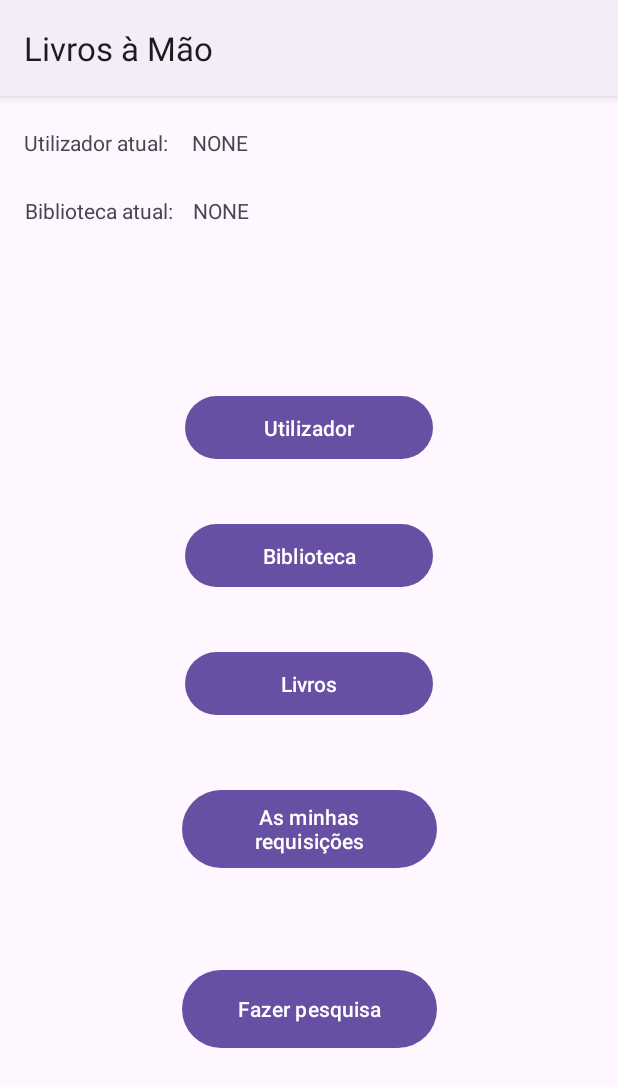
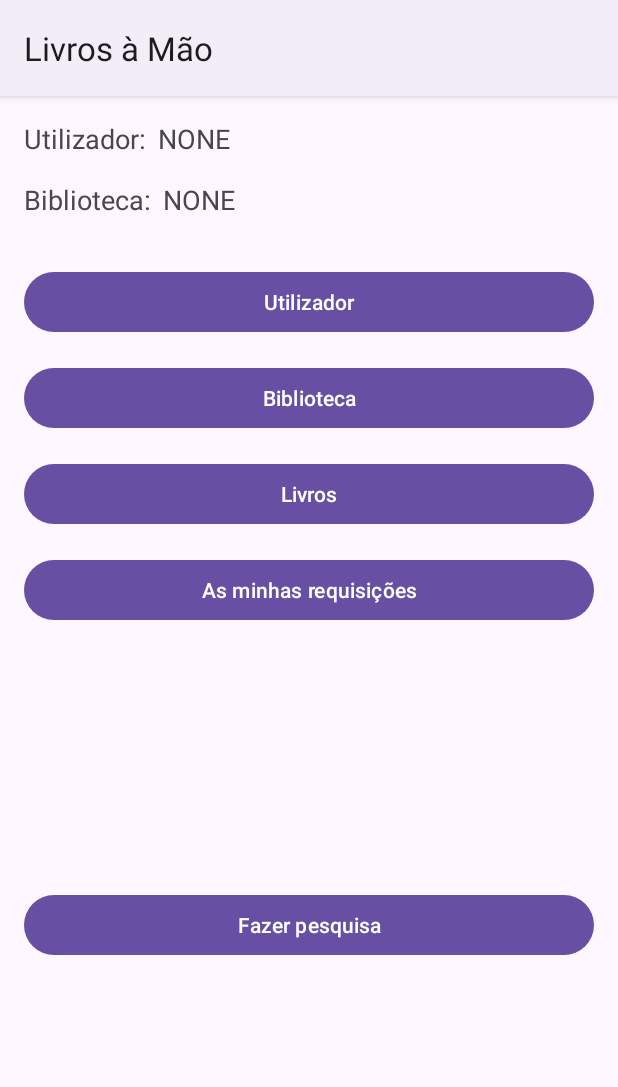
Before and after one commit to ricki0031/DSSMV_ProjectDroid_1211322_1221886, an Android app: the screen it shows after launch (MainActivity), on a phone screen of 412 x 824 dp. Shown: the top 1087 px of the screen. Run offline under Robolectric (Android 15) with nearby library versions, the phone set to English and light mode, and no system bars.

Commit message:
visual changes for all devices

```diff
--- a/app/src/main/res/layout/activity_main.xml
+++ b/app/src/main/res/layout/activity_main.xml
@@ -6,101 +6,114 @@
         android:layout_width="match_parent"
         android:layout_height="match_parent"
         tools:context=".MainActivity">
+
     <TextView
-            android:text="Utilizador atual:"
-            android:layout_width="112dp"
-            android:layout_height="30dp"
             android:id="@+id/textView"
+            android:layout_width="wrap_content"
+            android:layout_height="wrap_content"
+            android:layout_marginStart="16dp"
+            android:layout_marginTop="16dp"
+            android:text="Utilizador:"
+            android:textSize="18sp"
             app:layout_constraintStart_toStartOf="parent"
+            app:layout_constraintTop_toTopOf="parent"/>
+
+    <TextView
+            android:id="@+id/textView3"
+            android:layout_width="0dp"
+            android:layout_height="wrap_content"
+            android:layout_marginStart="8dp"
+            android:layout_marginEnd="16dp"
+            android:text="NONE"
+            android:textSize="18sp"
+            app:layout_constraintEnd_toEndOf="parent"
+            app:layout_constraintStart_toEndOf="@+id/textView"
+            app:layout_constraintTop_toTopOf="parent" android:layout_marginTop="16dp"
+            app:layout_constraintHorizontal_bias="0.0"/>
+    <TextView
+            android:id="@+id/textView4"
+            android:layout_width="wrap_content"
+            android:layout_height="wrap_content"
             android:layout_marginStart="16dp"
-            app:layout_constraintTop_toTopOf="parent"
-            android:layout_marginTop="21dp"/>
+            android:layout_marginTop="16dp"
+            android:text="Biblioteca:"
+            android:textSize="18sp"
+            app:layout_constraintStart_toStartOf="parent"
+            app:layout_constraintTop_toBottomOf="@+id/textView"/>
+
     <TextView
+            android:id="@+id/textView5"
+            android:layout_width="0dp"
+            android:layout_height="wrap_content"
+            android:layout_marginStart="8dp"
+            android:layout_marginEnd="16dp"
             android:text="NONE"
-            android:layout_width="244dp"
-            android:layout_height="30dp"
-            android:id="@+id/textView3"
-            app:layout_constraintStart_toEndOf="@+id/textView"
+            android:textSize="18sp"
             app:layout_constraintEnd_toEndOf="parent"
-            android:layout_marginEnd="40dp"
-            app:layout_constraintTop_toTopOf="parent"
-            android:layout_marginTop="21dp"/>
-    <TextView
-            android:text="Biblioteca atual:"
-            android:layout_width="112dp"
-            android:layout_height="30dp"
-            android:id="@+id/textView4"
+            app:layout_constraintStart_toEndOf="@+id/textView4"
+            app:layout_constraintTop_toBottomOf="@+id/textView3" android:layout_marginTop="16dp"
+            app:layout_constraintHorizontal_bias="1.0"/>
+    <Button
+            android:id="@+id/button4"
+            android:layout_width="0dp"
+            android:layout_height="wrap_content"
+            android:layout_marginStart="16dp"
+            android:layout_marginEnd="16dp"
+            android:layout_marginTop="32dp"
+            android:text="Utilizador"
+            app:layout_constraintEnd_toEndOf="parent"
             app:layout_constraintStart_toStartOf="parent"
+            app:layout_constraintTop_toBottomOf="@+id/textView5" />
+
+    <Button
+            android:id="@+id/button2"
+            android:layout_width="0dp"
+            android:layout_height="wrap_content"
             android:layout_marginStart="16dp"
-            app:layout_constraintEnd_toStartOf="@+id/textView5"
-            android:layout_marginTop="15dp"
-            app:layout_constraintTop_toBottomOf="@+id/textView"/>
-    <TextView
-            android:text="NONE"
-            android:layout_width="244dp"
-            android:layout_height="30dp"
-            android:id="@+id/textView5"
-            android:layout_marginEnd="39dp"
+            android:layout_marginEnd="16dp"
+            android:layout_marginTop="16dp"
+            android:text="Biblioteca"
             app:layout_constraintEnd_toEndOf="parent"
-            android:layout_marginTop="15dp"
-            app:layout_constraintTop_toBottomOf="@+id/textView3"/>
+            app:layout_constraintStart_toStartOf="parent"
+            app:layout_constraintTop_toBottomOf="@+id/button4" />
+
     <Button
-            android:text="Biblioteca"
-            android:layout_width="165dp"
-            android:layout_height="50dp"
-            android:id="@+id/button2"
+            android:id="@+id/button3"
+            android:layout_width="0dp"
+            android:layout_height="wrap_content"
+            android:layout_marginStart="16dp"
+            android:layout_marginEnd="16dp"
+            android:layout_marginTop="16dp"
+            android:text="Livros"
+            app:layout_constraintEnd_toEndOf="parent"
             app:layout_constraintStart_toStartOf="parent"
+            app:layout_constraintTop_toBottomOf="@+id/button2" />
+
+    <Button
+            android:id="@+id/button5"
+            android:layout_width="0dp"
+            android:layout_height="wrap_content"
+            android:layout_marginStart="16dp"
+            android:layout_marginEnd="16dp"
+            android:layout_marginTop="16dp"
+            android:text="As minhas requisições"
             app:layout_constraintEnd_toEndOf="parent"
-            android:layout_marginStart="120dp"
-            android:layout_marginEnd="120dp"
-            android:layout_marginTop="35dp"
-            app:layout_constraintTop_toBottomOf="@+id/button4"/>
+            app:layout_constraintStart_toStartOf="parent"
+            app:layout_constraintTop_toBottomOf="@+id/button3" />
+
     <Button
+            android:id="@+id/button6"
+            android:layout_width="0dp"
+            android:layout_height="wrap_content"
+            android:layout_marginStart="16dp"
+            android:layout_marginEnd="16dp"
+            android:layout_marginTop="16dp"
+            android:layout_marginBottom="32dp"
             android:text="Fazer pesquisa"
-            android:layout_width="170dp"
-            android:layout_height="60dp"
-            android:id="@+id/button6"
-            app:layout_constraintStart_toStartOf="parent"
             app:layout_constraintBottom_toBottomOf="parent"
             app:layout_constraintEnd_toEndOf="parent"
-            android:layout_marginStart="120dp"
-            android:layout_marginEnd="120dp"
-            android:layout_marginBottom="104dp"
-            android:layout_marginTop="42dp"
-            app:layout_constraintTop_toBottomOf="@+id/button5"/>
-    <Button
-            android:text="Utilizador"
-            android:layout_width="165dp"
-            android:layout_height="50dp"
-            android:id="@+id/button4"
-            app:layout_constraintEnd_toEndOf="parent"
             app:layout_constraintStart_toStartOf="parent"
-            android:layout_marginEnd="120dp"
-            android:layout_marginStart="120dp"
-            android:layout_marginTop="99dp"
-            app:layout_constraintTop_toBottomOf="@+id/textView5"/>
-    <Button
-            android:text="As minhas requisições"
-            android:layout_width="170dp"
-            android:layout_height="60dp"
-            android:id="@+id/button5"
-            app:layout_constraintEnd_toEndOf="parent"
-            app:layout_constraintStart_toStartOf="parent"
-            android:layout_marginStart="120dp"
-            android:layout_marginEnd="120dp"
-            app:layout_constraintHorizontal_bias="0.6"
-            android:layout_marginTop="42dp"
-            app:layout_constraintTop_toBottomOf="@+id/button3"/>
-    <Button
-            android:text="Livros"
-            android:layout_width="165dp"
-            android:layout_height="50dp"
-            android:id="@+id/button3"
-            app:layout_constraintStart_toStartOf="parent"
-            app:layout_constraintEnd_toEndOf="parent"
-            android:layout_marginStart="120dp"
-            android:layout_marginEnd="120dp"
-            android:layout_marginTop="35dp"
-            app:layout_constraintTop_toBottomOf="@+id/button2"/>
+            app:layout_constraintTop_toBottomOf="@+id/button5" app:layout_constraintHorizontal_bias="1.0"
+            app:layout_constraintVertical_bias="0.512"/>
 
 </androidx.constraintlayout.widget.ConstraintLayout>
--- a/app/src/main/res/layout/activity_requisicoes.xml
+++ b/app/src/main/res/layout/activity_requisicoes.xml
@@ -5,10 +5,11 @@
         android:layout_width="match_parent"
         android:layout_height="match_parent"
         android:orientation="vertical">
+
     <androidx.recyclerview.widget.RecyclerView
             android:id="@+id/recyclerView3"
             android:layout_width="match_parent"
             android:layout_height="match_parent"
-            android:padding="8dp"
-    />
+            android:padding="8dp"/>
+
 </LinearLayout>
```
Also changed, not shown: app/src/main/res/layout/activity_bibliotecas.xml (+7 -3 lines), app/src/main/res/layout/activity_critica.xml (+91 -104 lines), app/src/main/res/layout/activity_criticas.xml (+8 -3 lines), app/src/main/res/layout/activity_detalhes.xml (+13 -6 lines), app/src/main/res/layout/activity_livros.xml (+7 -2 lines), app/src/main/res/layout/activity_pesquisa.xml (+37 -34 lines), app/src/main/res/layout/activity_resul_pesquisa.xml (+6 -2 lines), app/src/main/res/layout/activity_user.xml (+9 -6 lines).
